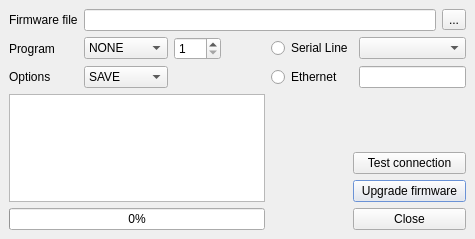
Old version of the form ui_icepapcms/qt_designer_files/dialogipapprogram.ui in the repository ALBA-Synchrotron/IcepapCMS.
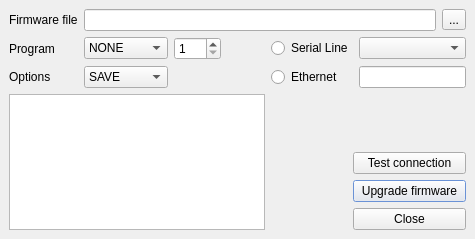
New version of the form. Icons and pictures are not drawn.

```diff
--- a/ui_icepapcms/qt_designer_files/dialogipapprogram.ui
+++ b/ui_icepapcms/qt_designer_files/dialogipapprogram.ui
@@ -249,7 +249,7 @@
      </property>
     </widget>
    </item>
-   <item rowspan="3" row="3" column="0" colspan="4" >
+   <item rowspan="4" row="3" column="0" colspan="4" >
     <widget class="QTextEdit" name="txtLog" >
      <property name="font" >
       <font>
@@ -261,16 +261,6 @@
      </property>
     </widget>
    </item>
-   <item row="6" column="0" colspan="4" >
-    <widget class="QProgressBar" name="progressBar" >
-     <property name="value" >
-      <number>0</number>
-     </property>
-     <property name="orientation" >
-      <enum>Qt::Horizontal</enum>
-     </property>
-    </widget>
-   </item>
   </layout>
  </widget>
  <tabstops>
```
